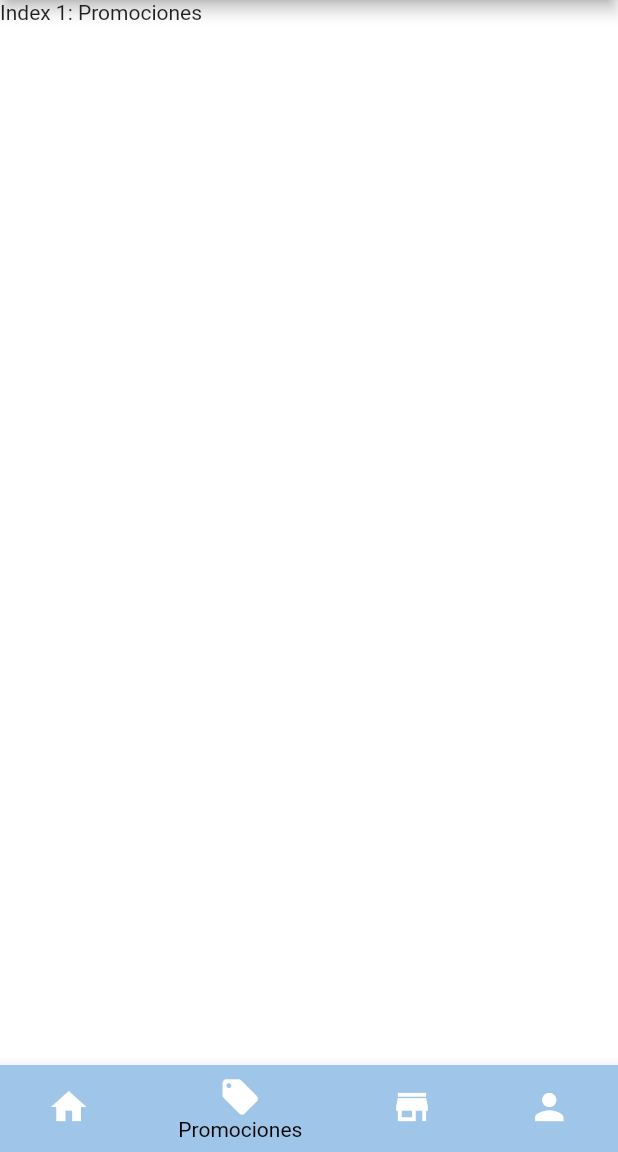
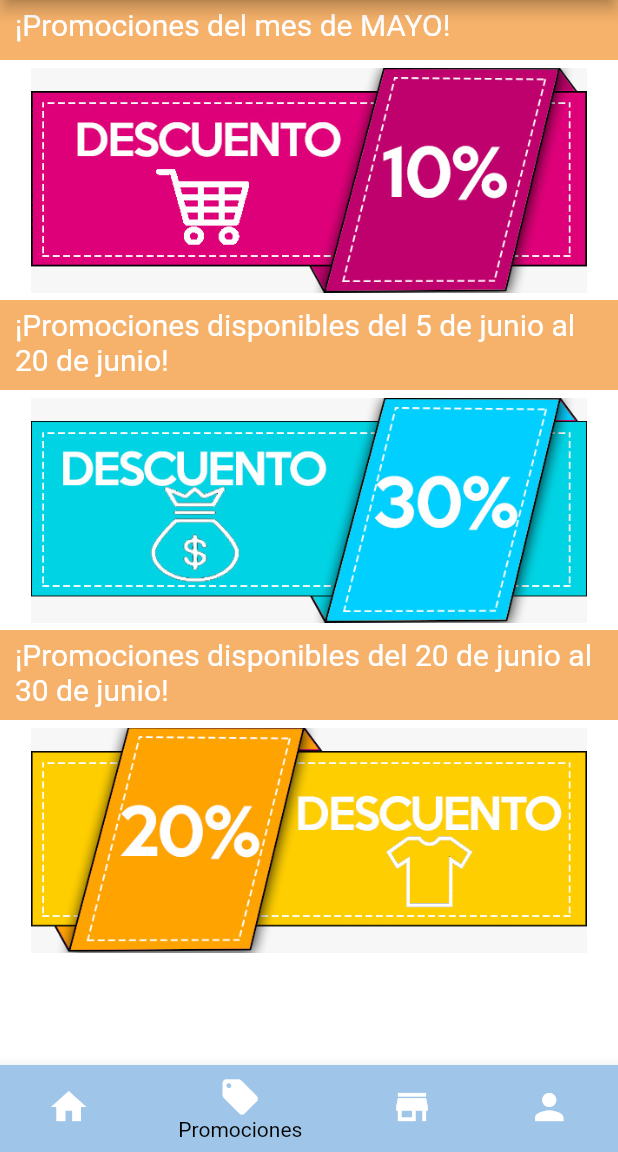
Before and after one commit to NestorJavier/proyecto-ubicua, a Flutter app: the MainScreen screen opened directly, item 2 of the bottom bar chosen, on a phone screen of 412 x 824 dp, the part 84-1236 px from its top. Run offline on Flutter 3.47's test engine with Material 2 defaults, Android fonts, the phone set to English and light mode, and no system bars; our stand-ins replace cloud_firestore, firebase_auth, firebase_storage, image_picker, sqflite; missing offline and left inert: grouped_buttons; accounts and stored records are empty; Roboto replaces fonts that are missing (RobotoMono).

Commit message:
Ultimo cambio (Promociiones)

```diff
--- a/lib/main.dart
+++ b/lib/main.dart
@@ -5,6 +5,7 @@ import 'package:flutter/widgets.dart';
 import 'package:flutter/gestures.dart';
 import 'resumen_compra.dart';
 import 'Principal.dart';
+import 'promociones.dart';
 import 'productos.dart';
 import 'TermCond.dart';
 import 'Perfil.dart';
@@ -453,9 +454,7 @@ class _MainScreenState extends State<MainScreen> {
   var dbHelper = DBHelper();
   static List<Widget> _widgetOptions = <Widget>[
     PrincipalScreen(),
-    Text(
-      'Index 1: Promociones',
-    ),
+    PromocionesScreen(),
     ProductosScreen(),
     Perfil()
   ];
--- /dev/null
+++ b/lib/promociones.dart
@@ -0,0 +1,92 @@
+import 'package:flutter/cupertino.dart';
+import 'package:flutter/material.dart';
+
+class PromocionesScreen extends StatefulWidget {
+  PromocionesScreen({Key key}) : super(key: key);
+
+  @override
+  _PromocionesScreenState createState() => _PromocionesScreenState();
+}
+
+class _PromocionesScreenState extends State<PromocionesScreen> {
+  @override
+  Widget build(BuildContext context) {
+    return SingleChildScrollView(
+      child: Column(
+        children: <Widget>[
+          Container(
+            width: MediaQuery.of(context).size.width,
+            height: 40,
+            padding: const EdgeInsets.only(
+                left: 10.0, right: 10.0, top: 5.0, bottom: 5.0),
+            color: Color(0xFFF6B26B),
+            child: Text(
+              "¡Promociones del mes de MAYO!",
+              style: TextStyle(
+                  fontFamily: 'RobotoMono',
+                  color: Colors.white,
+                  fontSize: 20.0),
+            ),
+          ),
+          Container(
+            width: MediaQuery.of(context).size.width,
+            height: 160,
+            padding: const EdgeInsets.only(
+                left: 10.0, right: 10.0, top: 5.0, bottom: 5.0),
+            child: Image.asset(
+              'img/promo1.jpeg',
+            ),
+          ),
+
+          Container(
+            width: MediaQuery.of(context).size.width,
+            height: 60,
+            padding: const EdgeInsets.only(
+                left: 10.0, right: 10.0, top: 5.0, bottom: 5.0),
+            color: Color(0xFFF6B26B),
+            child: Text(
+              "¡Promociones disponibles del 5 de junio al 20 de junio!",
+              style: TextStyle(
+                  fontFamily: 'RobotoMono',
+                  color: Colors.white,
+                  fontSize: 20.0),
+            ),
+          ),
+          Container(
+            width: MediaQuery.of(context).size.width,
+            height: 160,
+            padding: const EdgeInsets.only(
+                left: 10.0, right: 10.0, top: 5.0, bottom: 5.0),
+            child: Image.asset(
+              'img/promo3.jpeg',
+            ),
+          ),
+
+          Container(
+            width: MediaQuery.of(context).size.width,
+            height: 60,
+            padding: const EdgeInsets.only(
+                left: 10.0, right: 10.0, top: 5.0, bottom: 5.0),
+            color: Color(0xFFF6B26B),
+            child: Text(
+              "¡Promociones disponibles del 20 de junio al 30 de junio!",
+              style: TextStyle(
+                  fontFamily: 'RobotoMono',
+                  color: Colors.white,
+                  fontSize: 20.0),
+            ),
+          ),
+          Container(
+            width: MediaQuery.of(context).size.width,
+            height: 160,
+            padding: const EdgeInsets.only(
+                left: 10.0, right: 10.0, top: 5.0, bottom: 5.0),
+            child: Image.asset(
+              'img/promo2.jpeg',
+            ),
+          ),
+        ],
+      ),
+    );
+  }
+}
```
Also changed, not shown: img/promo1.jpeg (added), img/promo2.jpeg (added), img/promo3.jpeg (added).
